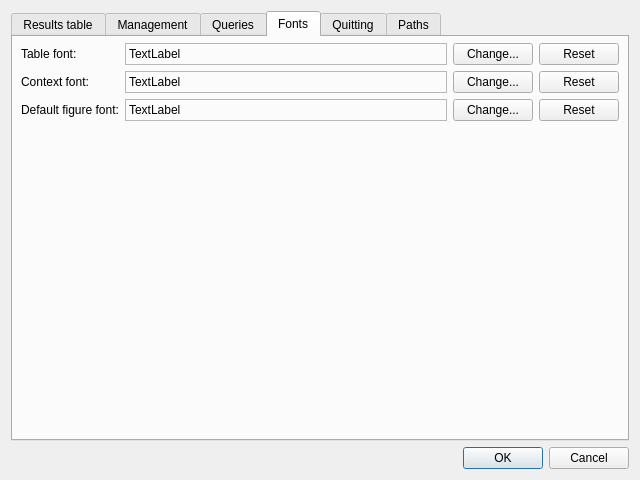
gkunter/coquery, file coquery/gui/ui/settings.ui: the form before one commit.
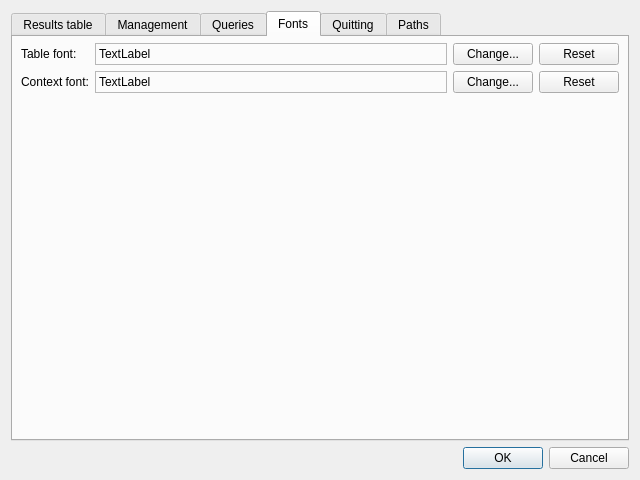
The form after the commit. The open tabs and pages were chosen to show the change. Icons and pictures are not drawn.

Commit message: Remove figure font setting

What changed in the file:
```diff
--- a/coquery/gui/ui/settings.ui
+++ b/coquery/gui/ui/settings.ui
@@ -468,7 +468,7 @@
       <attribute name="title">
        <string>Fonts</string>
       </attribute>
-      <layout class="QGridLayout" name="gridLayout" rowstretch="0,0,0,1" columnstretch="0,1,0,0">
+      <layout class="QGridLayout" name="gridLayout" rowstretch="0,0,1" columnstretch="0,0,0,0">
        <property name="leftMargin">
         <number>8</number>
        </property>
@@ -513,13 +513,6 @@
          </property>
         </widget>
        </item>
-       <item row="2" column="2">
-        <widget class="QPushButton" name="button_figure_font">
-         <property name="text">
-          <string>Change...</string>
-         </property>
-        </widget>
-       </item>
        <item row="0" column="3">
         <widget class="QPushButton" name="button_reset_table">
          <property name="text">
@@ -534,13 +527,6 @@
          </property>
         </widget>
        </item>
-       <item row="2" column="0">
-        <widget class="QLabel" name="label_6">
-         <property name="text">
-          <string>Default figure font:</string>
-         </property>
-        </widget>
-       </item>
        <item row="1" column="2">
         <widget class="QPushButton" name="button_context_font">
          <property name="text">
@@ -548,13 +534,6 @@
          </property>
         </widget>
        </item>
-       <item row="2" column="3">
-        <widget class="QPushButton" name="button_reset_figure">
-         <property name="text">
-          <string>Reset</string>
-         </property>
-        </widget>
-       </item>
        <item row="0" column="1">
         <widget class="QLabel" name="label_sample_table">
          <property name="sizePolicy">
@@ -595,25 +574,6 @@
         </widget>
        </item>
        <item row="2" column="1">
-        <widget class="QLabel" name="label_sample_figure">
-         <property name="sizePolicy">
-          <sizepolicy hsizetype="Preferred" vsizetype="MinimumExpanding">
-           <horstretch>0</horstretch>
-           <verstretch>0</verstretch>
-          </sizepolicy>
-         </property>
-         <property name="frameShape">
-          <enum>QFrame::StyledPanel</enum>
-         </property>
-         <property name="frameShadow">
-          <enum>QFrame::Sunken</enum>
-         </property>
-         <property name="text">
-          <string>TextLabel</string>
-         </property>
-        </widget>
-       </item>
-       <item row="3" column="1">
         <spacer name="verticalSpacer_3">
          <property name="orientation">
           <enum>Qt::Vertical</enum>
```
Left out of the diff: 4 changed lines with no effect on the pictures. The commit also changes 2 other files.
